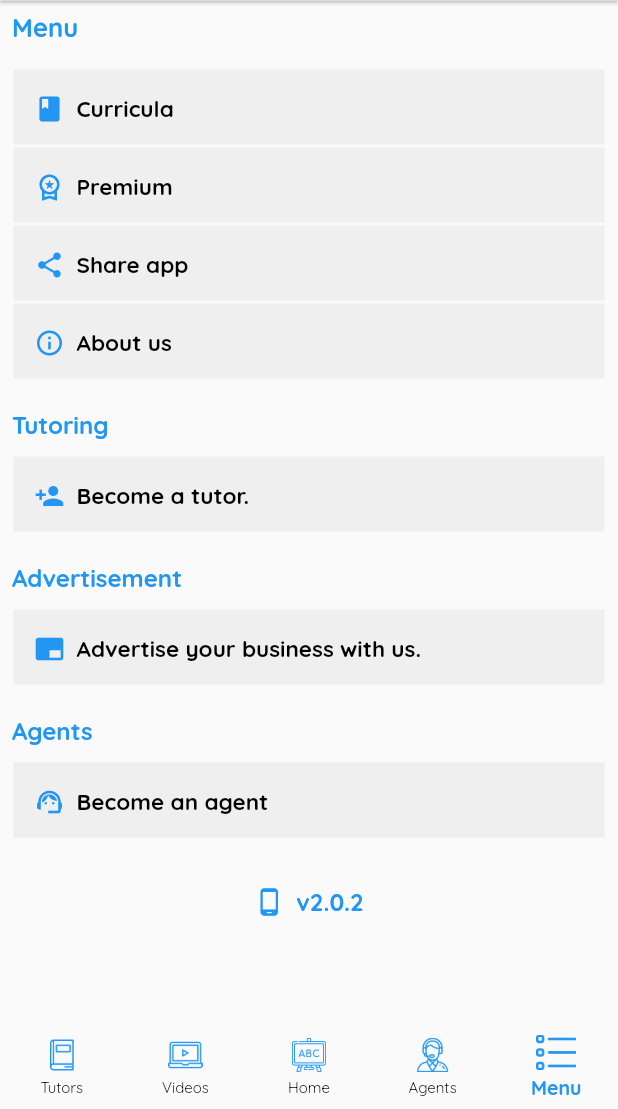
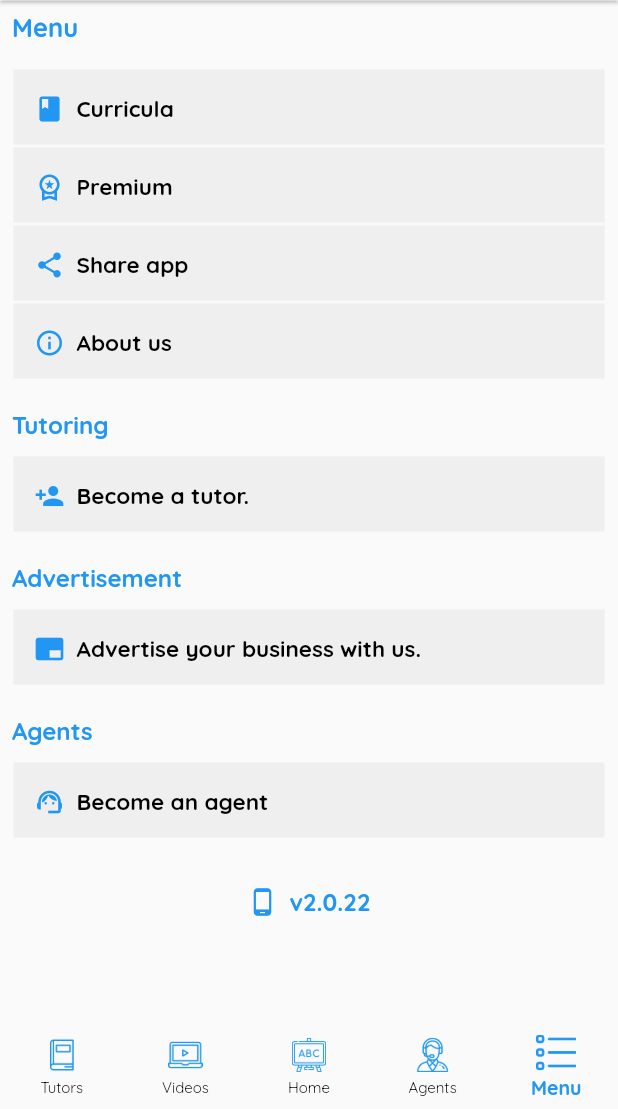
Before and after one commit to Sygenmw/School-Guide-Mobile, a Flutter app: the screen it shows after launch, item 5 of the bottom bar chosen, on a phone screen of 412 x 824 dp, the part 127-1236 px from its top. Run offline on Flutter 3.47's test engine with Material 2 defaults, Android fonts, the phone set to English and light mode, and no system bars; our stand-ins replace cached_network_image, carousel_slider, cloud_firestore, device_info_plus, double_back_to_close, firebase_core and 14 more; missing offline and left inert: app_settings, currency_formatter, device_uuid, flutter_polyline_points, in_app_update; accounts and stored records are empty.

Commit message:
Changed a release version numbe

```diff
--- a/lib/views/menu.dart
+++ b/lib/views/menu.dart
@@ -109,7 +109,7 @@ class Menu extends StatelessWidget {
 
                           launchUrl(Uri.parse(link), mode: LaunchMode.externalApplication);
                         },
-                        child: CustomText('v2.0.2', pLeft: 0, pTop: 0, pBottom: 0, mainAxisAlignment: MainAxisAlignment.center, icon: Icons.phone_android, color: AppColors.primaryColor)),
+                        child: CustomText('v2.0.22', pLeft: 0, pTop: 0, pBottom: 0, mainAxisAlignment: MainAxisAlignment.center, icon: Icons.phone_android, color: AppColors.primaryColor)),
                   ],
                 ),
                 SizedBox(height: 16),
--- a/pubspec.yaml
+++ b/pubspec.yaml
@@ -3,7 +3,7 @@ name: "school_guide"
 description: A new Flutter project.
 
 publish_to: "none"
-version: 2.0.2+5
+version: 2.0.22+6
 
 environment:
   sdk: ">=2.17.1 <3.0.0"
```
